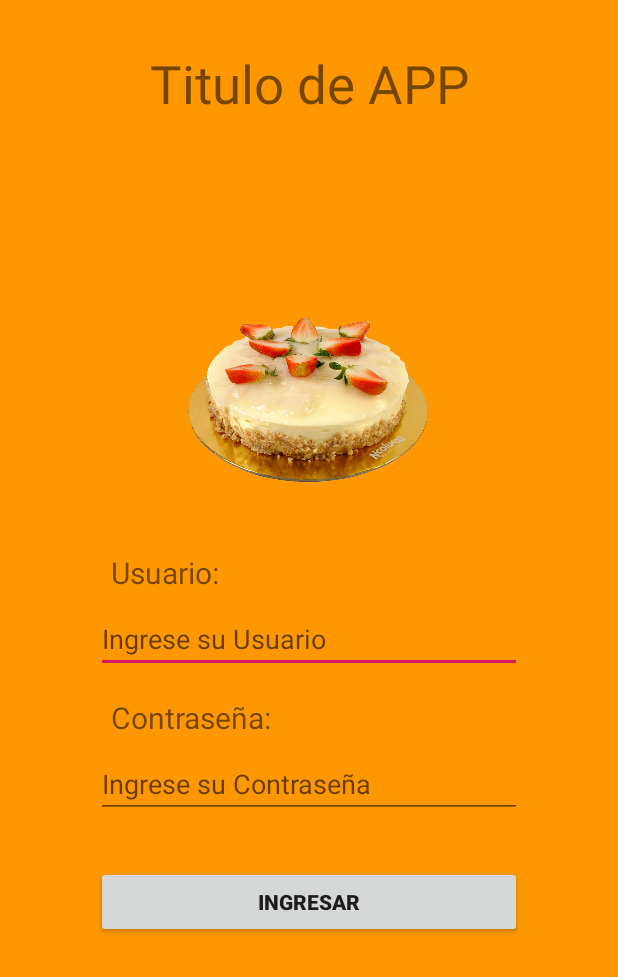
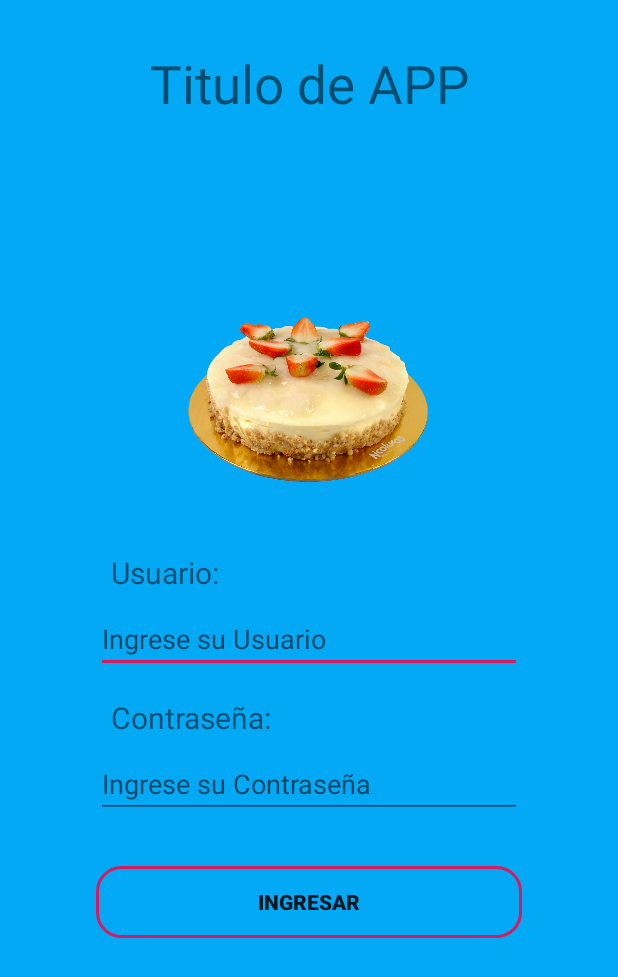
Before and after one commit to franceskolyperez/AppLogin, an Android app: the screen it shows after launch (MainActivity), on a phone screen of 412 x 824 dp. Shown: the top 977 px of the screen. Run offline under Robolectric (Android 15) with nearby library versions, the light colour scheme and no system bars.

Commit message:
se ha agregado un drawable -> button_rounded

```diff
--- /dev/null
+++ b/app/src/main/res/drawable/button_rounded.xml
@@ -0,0 +1,5 @@
+<?xml version="1.0" encoding="utf-8"?>
+<shape xmlns:android="http://schemas.android.com/apk/res/android">
+    <corners android:radius="16dp"/>
+    <stroke android:color="@color/colorAccent" android:width="2sp"/>
+</shape>
--- a/app/src/main/res/layout/activity_main.xml
+++ b/app/src/main/res/layout/activity_main.xml
@@ -98,7 +98,9 @@
         android:layout_marginTop="32dp"
         android:text="Ingresar"
         android:textStyle="bold"
+        android:background="@drawable/button_rounded"
         app:layout_constraintEnd_toEndOf="parent"
+        app:layout_constraintHorizontal_bias="0.0"
         app:layout_constraintStart_toStartOf="parent"
         app:layout_constraintTop_toBottomOf="@+id/editText2" />
 
--- a/app/src/main/res/values/colors.xml
+++ b/app/src/main/res/values/colors.xml
@@ -4,5 +4,5 @@
     <color name="colorPrimaryDark">#00574B</color>
     <color name="colorAccent">#D81B60</color>
 
-    <color name="colorFondoLogin">#FF9800</color>
+    <color name="colorFondoLogin">#03A9F4</color>
 </resources>
```
Also changed, not shown: app/src/main/res/drawable/ic_cupcake.xml (deleted, +0 -45 lines), app/src/main/res/drawable/postres_caseros.png (deleted).
